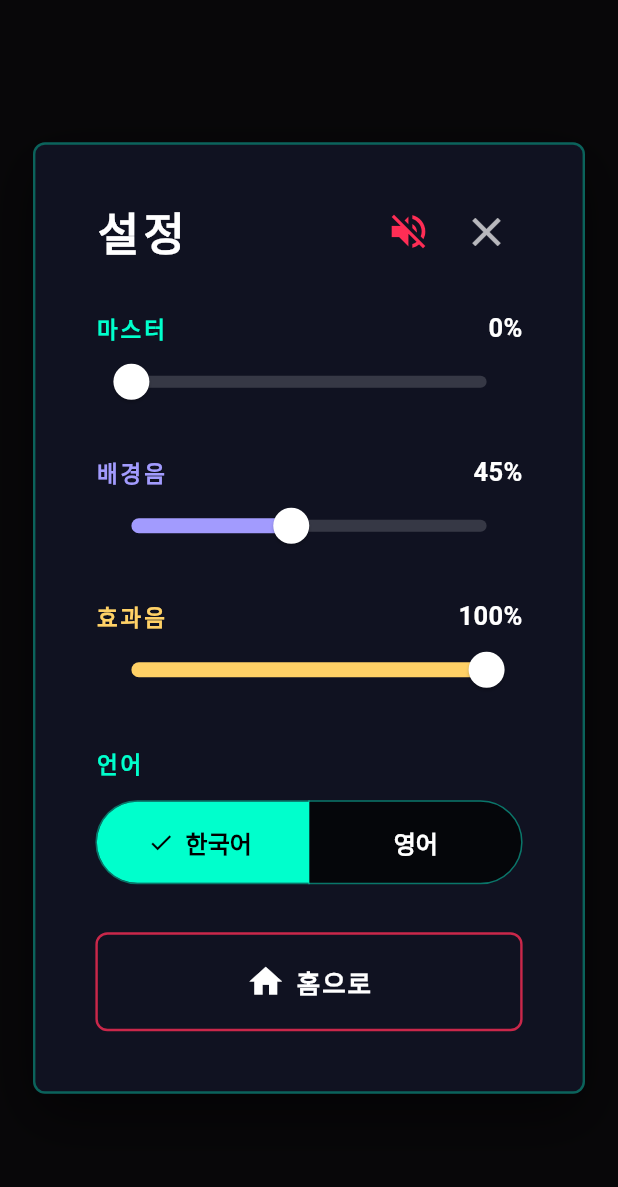
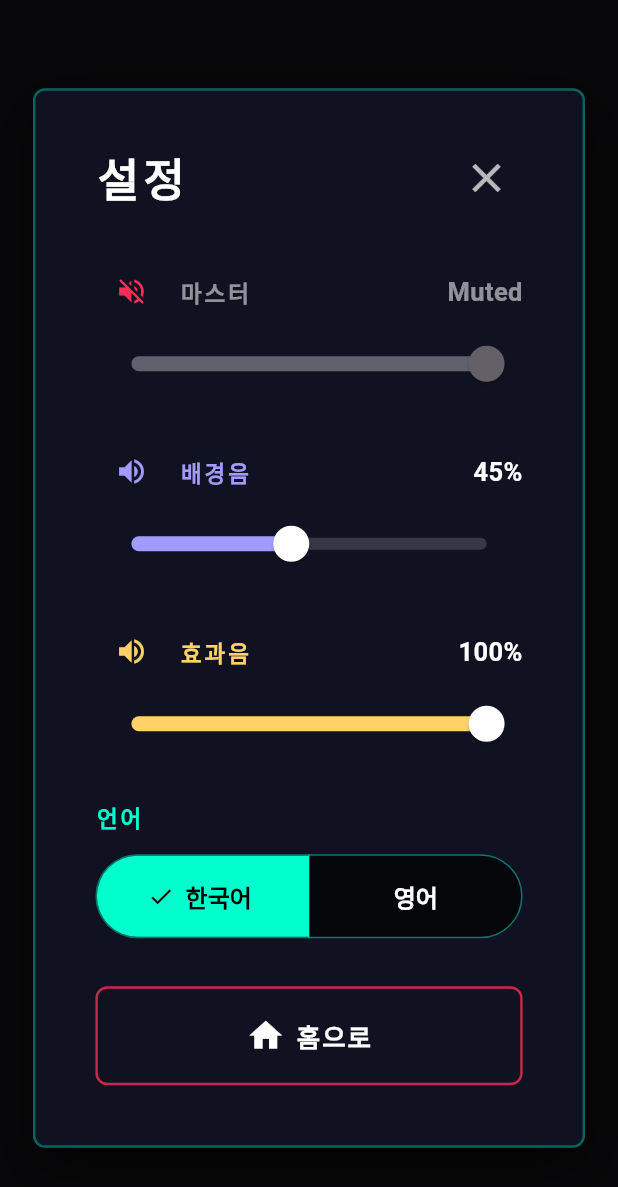
Before and after one commit to Jang-myoung-gyoon/quick-draw, a Flutter app: the SettingsOverlay widget shown alone on an empty page, opened directly with empty values, after a tap on the "volume up" icon, on a phone screen of 412 x 824 dp. Shown: the top 1187 px of the screen. Run offline on Flutter 3.47's test engine with Material 3 defaults, Android fonts, the phone set to English and light mode, and no system bars; our stand-ins replace shared_preferences; missing offline and left inert: dart:html, flame, flame_audio; accounts and stored records are empty.

Commit message:
Implement independent volume muting (Master, BGM, SFX) in SettingsOverlay with speaker icons

```diff
--- a/lib/game/quick_draw_game.dart
+++ b/lib/game/quick_draw_game.dart
@@ -188,8 +188,10 @@ class QuickDrawGame extends FlameGame with KeyboardEvents, TapCallbacks {
   double masterVolume = 1.0;
   double bgmVolume = 0.45;
   double sfxVolume = 1.0;
-  double _preMuteMasterVolume = 1.0;
-  bool get isMuted => masterVolume <= 0.0;
+  bool masterMuted = false;
+  bool bgmMuted = false;
+  bool sfxMuted = false;
+  bool get isMuted => masterMuted;
   bool get canChooseUpgrade => upgradeInputLockTimer <= 0.0;
 
   @visibleForTesting
@@ -255,8 +257,12 @@ class QuickDrawGame extends FlameGame with KeyboardEvents, TapCallbacks {
   GameMusic? _currentBgmTrack;
   GameMusic? _bgmPlayingTrack;
   GameSound? lastRequestedSoundForTest;
-  double get effectiveBgmVolume => (masterVolume * bgmVolume).clamp(0.0, 1.0);
-  double get effectiveSfxVolume => (masterVolume * sfxVolume).clamp(0.0, 1.0);
+  double get effectiveBgmVolume => (masterMuted || bgmMuted)
+      ? 0.0
+      : (masterVolume * bgmVolume).clamp(0.0, 1.0);
+  double get effectiveSfxVolume => (masterMuted || sfxMuted)
+      ? 0.0
+      : (masterVolume * sfxVolume).clamp(0.0, 1.0);
   double effectiveSfxVolumeFor(GameSound sound) =>
       (effectiveSfxVolume * sound.volumeMultiplier).clamp(0.0, 1.0);
   double get displayedEnergy => (health - hiddenEnergyReserve).clamp(0.0, 1.0);
--- a/lib/game/quick_draw_game_audio.dart
+++ b/lib/game/quick_draw_game_audio.dart
@@ -145,11 +145,16 @@ extension QuickDrawGameAudio on QuickDrawGame {
   }
 
   void toggleMute() {
-    if (masterVolume > 0.0) {
-      _preMuteMasterVolume = masterVolume;
-      setMasterVolume(0.0);
-    } else {
-      setMasterVolume(_preMuteMasterVolume > 0.0 ? _preMuteMasterVolume : 1.0);
-    }
+    masterMuted = !masterMuted;
+    applyBgmVolume();
+  }
+
+  void toggleBgmMute() {
+    bgmMuted = !bgmMuted;
+    applyBgmVolume();
+  }
+
+  void toggleSfxMute() {
+    sfxMuted = !sfxMuted;
   }
 }
--- a/lib/overlays/settings_overlay.dart
+++ b/lib/overlays/settings_overlay.dart
@@ -118,27 +118,6 @@ class _SettingsOverlayState extends State<SettingsOverlay> {
                             ),
                           ),
                           IconButton(
-                            key: const ValueKey('settings-mute-button'),
-                            tooltip: widget.game.isMuted
-                                ? (t.isKo ? '음소거 해제' : 'Unmute')
-                                : (t.isKo ? '음소거' : 'Mute'),
-                            onPressed: () {
-                              setState(() {
-                                widget.game.toggleMute();
-                              });
-                            },
-                            icon: Icon(
-                              widget.game.isMuted
-                                  ? Icons.volume_off
-                                  : Icons.volume_up,
-                            ),
-                            iconSize: 30,
-                            color: widget.game.isMuted
-                                ? const Color(0xFFFF2D55)
-                                : const Color(0xFF00FFCC),
-                          ),
-                          const SizedBox(width: 4),
-                          IconButton(
                             key: const ValueKey('settings-close-button'),
                             tooltip: t.close,
                             onPressed: widget.game.closeSettings,
@@ -154,7 +133,13 @@ class _SettingsOverlayState extends State<SettingsOverlay> {
                         label: t.master,
                         value: widget.game.masterVolume,
                         accentColor: const Color(0xFF00FFCC),
+                        isMuted: widget.game.masterMuted,
                         onChanged: _setMasterVolume,
+                        onMuteToggled: () {
+                          setState(() {
+                            widget.game.toggleMute();
+                          });
+                        },
                       ),
                       const SizedBox(height: 24),
                       _VolumeSlider(
@@ -162,7 +147,13 @@ class _SettingsOverlayState extends State<SettingsOverlay> {
                         label: t.bgm,
                         value: widget.game.bgmVolume,
                         accentColor: const Color(0xFFA29BFE),
+                        isMuted: widget.game.bgmMuted,
                         onChanged: _setBgmVolume,
+                        onMuteToggled: () {
+                          setState(() {
+                            widget.game.toggleBgmMute();
+                          });
+                        },
                       ),
                       const SizedBox(height: 24),
                       _VolumeSlider(
@@ -170,7 +161,13 @@ class _SettingsOverlayState extends State<SettingsOverlay> {
                         label: t.sfx,
                         value: widget.game.sfxVolume,
                         accentColor: const Color(0xFFFFD166),
+                        isMuted: widget.game.sfxMuted,
                         onChanged: _setSfxVolume,
+                        onMuteToggled: () {
+                          setState(() {
+                            widget.game.toggleSfxMute();
+                          });
+                        },
                       ),
                       const SizedBox(height: 28),
                       _LanguageSelector(
@@ -221,14 +218,18 @@ class _VolumeSlider extends StatelessWidget {
   final String label;
   final double value;
   final Color accentColor;
+  final bool isMuted;
   final ValueChanged<double> onChanged;
+  final VoidCallback onMuteToggled;
 
   const _VolumeSlider({
     super.key,
     required this.label,
     required this.value,
     required this.accentColor,
+    required this.isMuted,
     required this.onChanged,
+    required this.onMuteToggled,
   });
 
   @override
@@ -239,6 +240,15 @@ class _VolumeSlider extends StatelessWidget {
       children: [
         Row(
           children: [
+            IconButton(
+              icon: Icon(isMuted ? Icons.volume_off : Icons.volume_up),
+              color: isMuted ? const Color(0xFFFF2D55) : accentColor,
+              onPressed: onMuteToggled,
+              iconSize: 22,
+              padding: EdgeInsets.zero,
+              constraints: const BoxConstraints(),
+            ),
+            const SizedBox(width: 8),
             Expanded(
               child: Text(
                 label,
@@ -246,31 +256,34 @@ class _VolumeSlider extends StatelessWidget {
                   fontSize: 15,
                   fontWeight: FontWeight.w800,
                   letterSpacing: 2,
-                  color: accentColor,
+                  color: isMuted ? Colors.white54 : accentColor,
                 ),
               ),
             ),
             Text(
-              '$percent%',
-              style: const TextStyle(
+              isMuted ? 'Muted' : '$percent%',
+              style: TextStyle(
                 fontSize: 17,
                 fontWeight: FontWeight.w700,
-                color: Colors.white,
+                color: isMuted ? Colors.white54 : Colors.white,
               ),
             ),
           ],
         ),
         SliderTheme(
           data: SliderTheme.of(context).copyWith(
-            activeTrackColor: accentColor,
+            activeTrackColor: isMuted ? Colors.white24 : accentColor,
             inactiveTrackColor: Colors.white.withValues(alpha: 0.16),
-            thumbColor: Colors.white,
+            thumbColor: isMuted ? Colors.white54 : Colors.white,
             overlayColor: accentColor.withValues(alpha: 0.18),
             trackHeight: 8,
             thumbShape: const RoundSliderThumbShape(enabledThumbRadius: 12),
             overlayShape: const RoundSliderOverlayShape(overlayRadius: 24),
           ),
-          child: Slider(value: value.clamp(0.0, 1.0), onChanged: onChanged),
+          child: Slider(
+            value: value.clamp(0.0, 1.0),
+            onChanged: isMuted ? null : onChanged,
+          ),
         ),
       ],
     );
```
Also changed, not shown: 1 other file.
